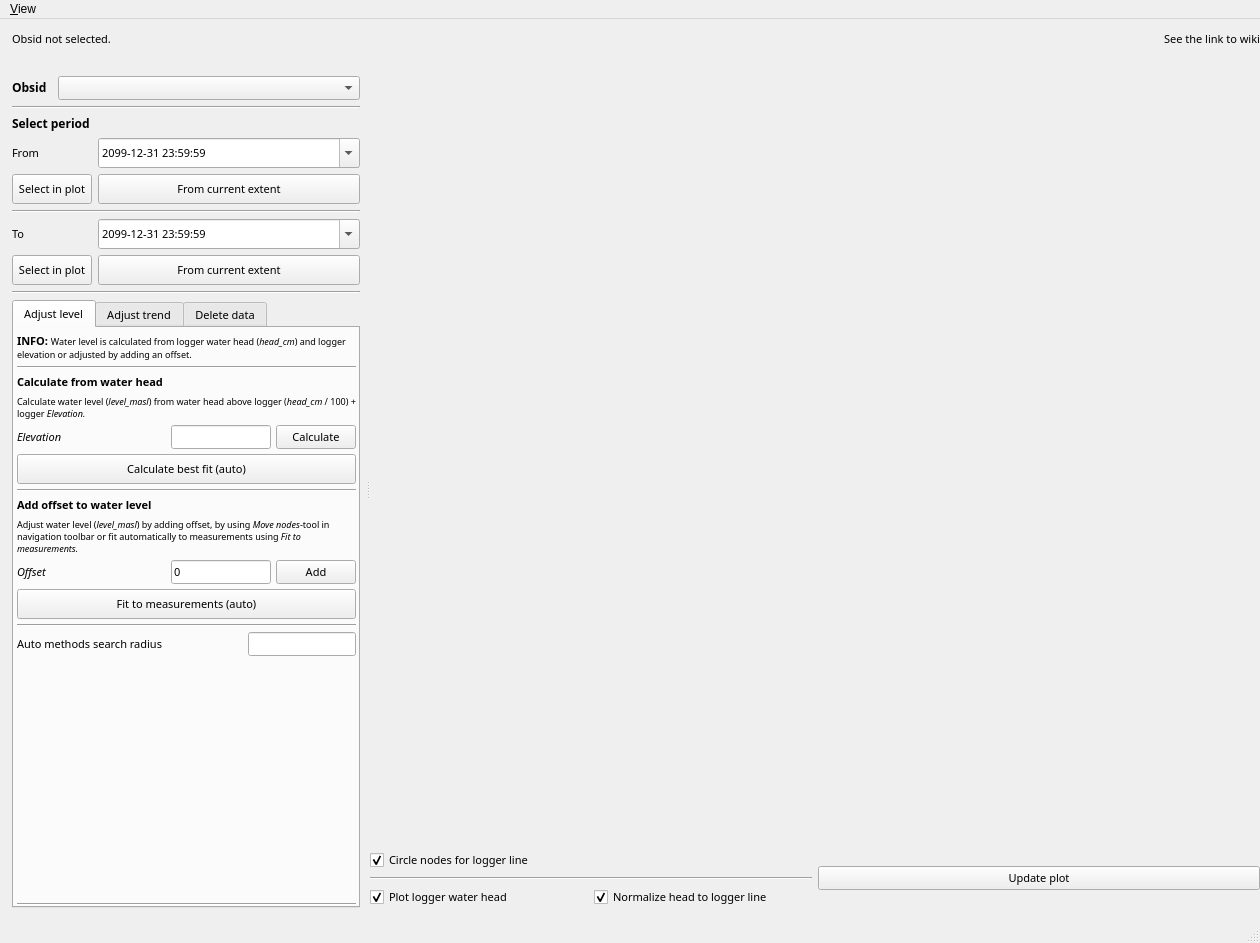
Old version of the form ui/calibr_logger_dialog_integrated.ui in the repository HenrikSpa/qgis-midvatten-plugin.
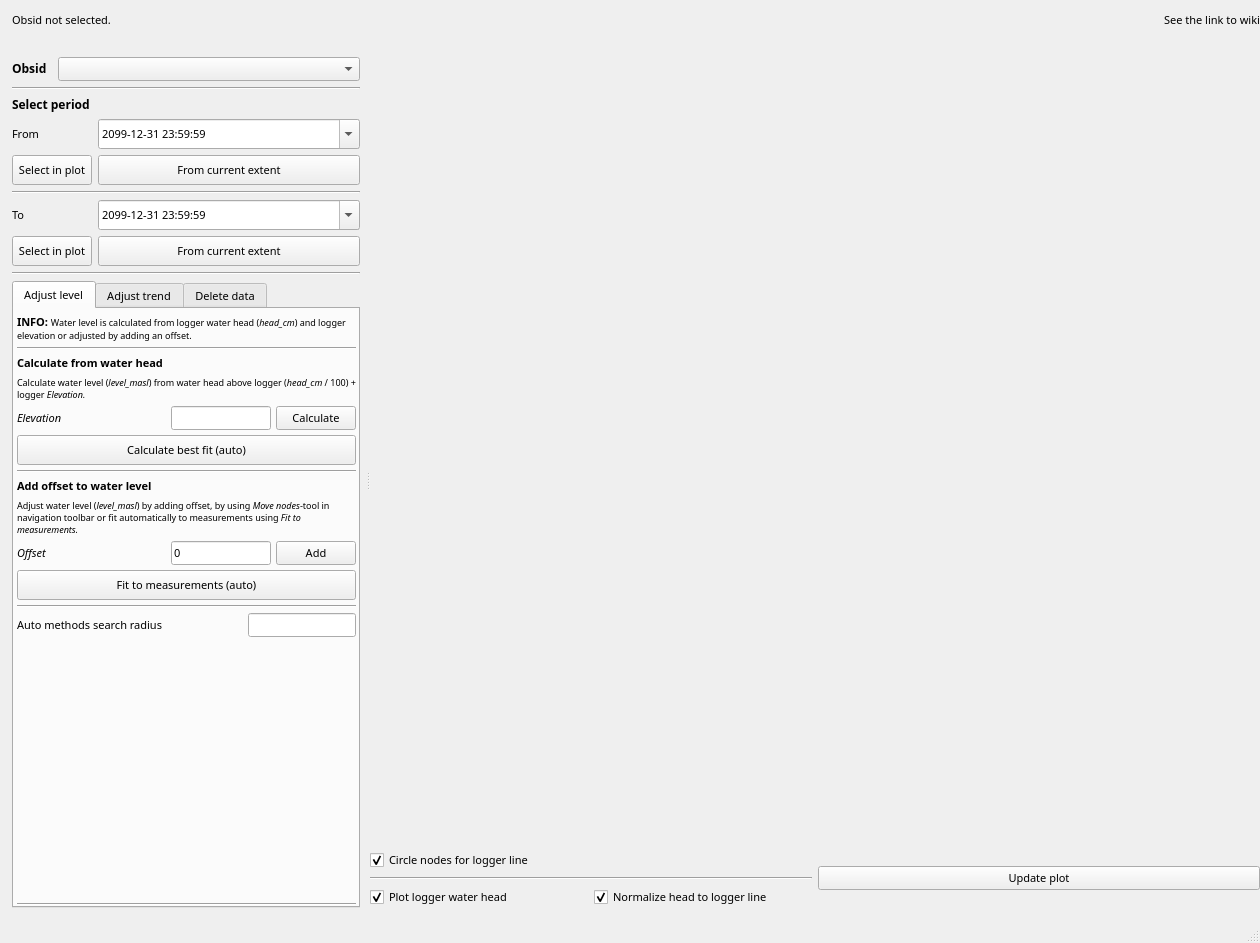
New version of the form.

Commit message:
fix(loggereditor): move ref-panel toggle from QMenuBar to matplotlib toolbar
Remove the QMenuBar entirely; add the dock's toggleViewAction() directly to
the matplotlib NavigationToolbar where mouse events work reliably. The
QMenuBar left-click issue was caused by child-window event handling in the
embedded QGIS QMainWindow — Alt+V worked because it bypasses hit-testing.

Adds a ref_panel.svg toolbar icon (window-with-right-panel symbol) so the
button is visually distinct from the matplotlib navigation tools.

Diff of the .ui file:
```diff
--- a/ui/calibr_logger_dialog_integrated.ui
+++ b/ui/calibr_logger_dialog_integrated.ui
@@ -2122,22 +2122,6 @@
     </item>
    </layout>
   </widget>
-  <widget class="QMenuBar" name="menubar">
-   <property name="geometry">
-    <rect>
-     <x>0</x>
-     <y>0</y>
-     <width>1260</width>
-     <height>20</height>
-    </rect>
-   </property>
-   <widget class="QMenu" name="menuView">
-    <property name="title">
-     <string>&amp;View</string>
-    </property>
-   </widget>
-   <addaction name="menuView"/>
-  </widget>
   <widget class="QStatusBar" name="statusbar"/>
  </widget>
  <resources/>
```
The commit also changes 2 other files.
